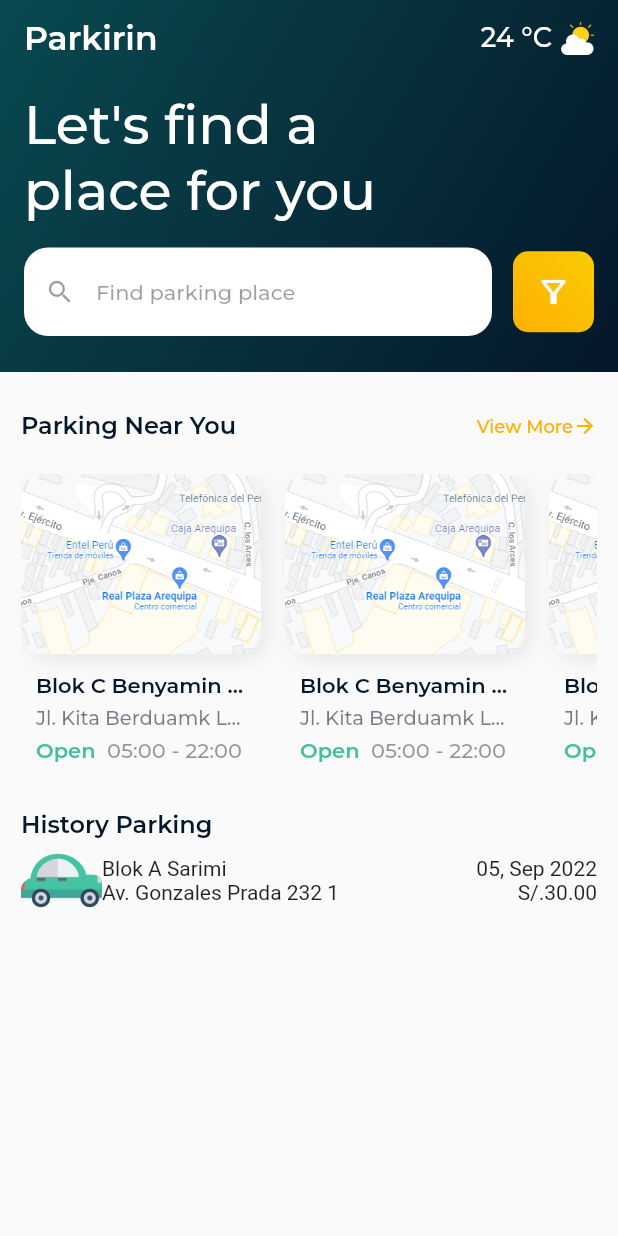
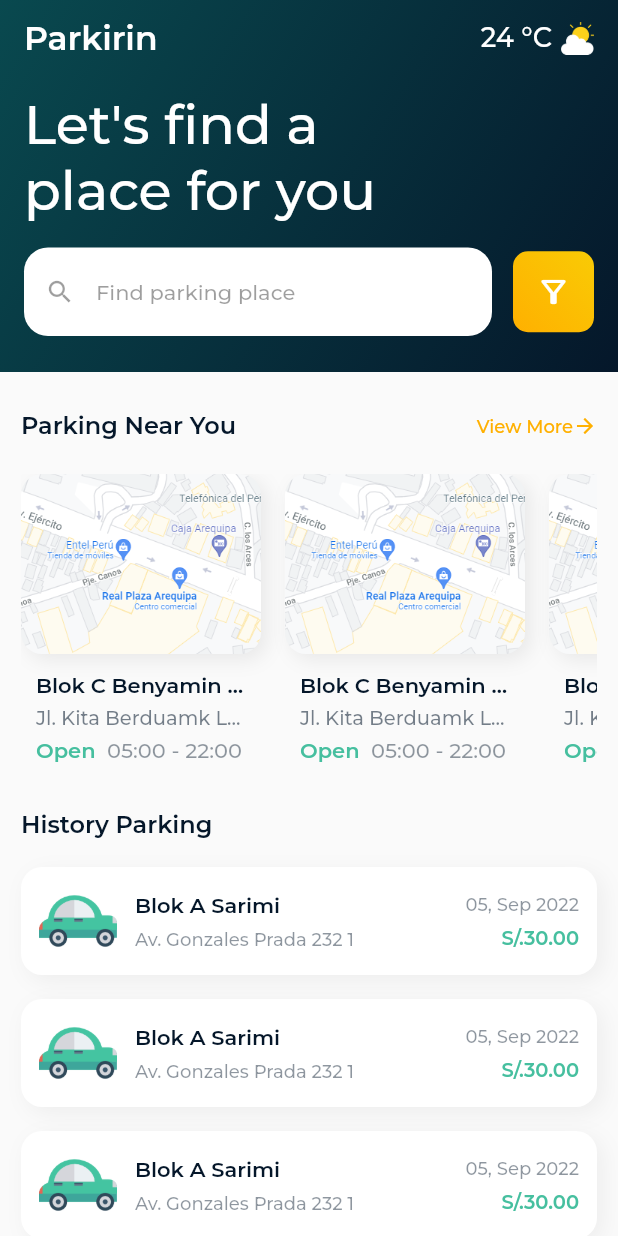
Before and after one commit to cparragatorres/flutter_codigo5_ui, a Flutter app: the screen it shows after launch, on a phone screen of 412 x 824 dp. Run offline on Flutter 3.47's test engine with Material 2 defaults, Android fonts, the phone set to English and light mode, and no system bars; our stand-ins replace flutter_svg, google_fonts.

Commit message:
Parking 10

```diff
--- a/lib/pages/parking_page.dart
+++ b/lib/pages/parking_page.dart
@@ -199,12 +199,54 @@ class ParkingPage extends StatelessWidget {
                       fontWeight: FontWeight.w600,
                     ),
                   ),
-                  Container(
+                  const SizedBox(
+                    height: 10.0,
+                  ),
+                  ItemHistoryWidget(),
+                  ItemHistoryWidget(),
+                  ItemHistoryWidget(),
+                  ItemHistoryWidget(),
+                  ItemHistoryWidget(),
+
+                ],
+              ),
+            ),
+          ],
+        ),
+      ),
+    );
+  }
+}
+
+class ItemHistoryWidget extends StatelessWidget {
+  const ItemHistoryWidget({
+    Key? key,
+  }) : super(key: key);
+
+  @override
+  Widget build(BuildContext context) {
+    return Container(
+      margin: const EdgeInsets.symmetric(vertical: 8.0),
+      padding: const EdgeInsets.symmetric(horizontal: 12.0, vertical: 10.0),
+      decoration: BoxDecoration(
+        color: Colors.white,
+        borderRadius: BorderRadius.circular(14.0),
+        boxShadow: [
+          BoxShadow(
+            color: Colors.black.withOpacity(0.05),
+            offset: const Offset(4,4),
+            blurRadius: 12.0,
+          ),
+        ],
+      ),
       child: Row(
         children: [
           Image.asset(
             'assets/images/car.png',
-                          width: 54,
+            width: 52,
+          ),
+          const SizedBox(
+            width: 12.0,
           ),
           Expanded(
             child: Column(
@@ -214,11 +256,23 @@ class ParkingPage extends StatelessWidget {
                   "Blok A Sarimi",
                   maxLines: 1,
                   overflow: TextOverflow.ellipsis,
+                  style: GoogleFonts.montserrat(
+                    color: kColorPrimaryParking,
+                    fontWeight: FontWeight.w600,
+                  ),
+                ),
+                const SizedBox(
+                  height: 7.0,
                 ),
                 Text(
                   "Av. Gonzales Prada 232 1",
                   maxLines: 1,
                   overflow: TextOverflow.ellipsis,
+                  style: GoogleFonts.montserrat(
+                    color: kColorPrimaryParking.withOpacity(0.45),
+                    fontWeight: FontWeight.w500,
+                    fontSize: 12.0
+                  ),
                 ),
               ],
             ),
@@ -228,20 +282,26 @@ class ParkingPage extends StatelessWidget {
             children: [
               Text(
                 "05, Sep 2022",
+                style: GoogleFonts.montserrat(
+                    color: kColorPrimaryParking.withOpacity(0.45),
+                    fontWeight: FontWeight.w500,
+                    fontSize: 12.0
+                ),
+              ),
+              const SizedBox(
+                height: 7.0,
               ),
               Text(
                 "S/.30.00",
+                style: GoogleFonts.montserrat(
+                    color: kColorTertiaryParking,
+                    fontWeight: FontWeight.w600,
+                    fontSize: 13.0
+                ),
               ),
             ],
           ),
         ],
-                    ),
-                  ),
-                ],
-              ),
-            ),
-          ],
-        ),
       ),
     );
   }
```
Lines whose indentation alone changed are shown as unchanged.
